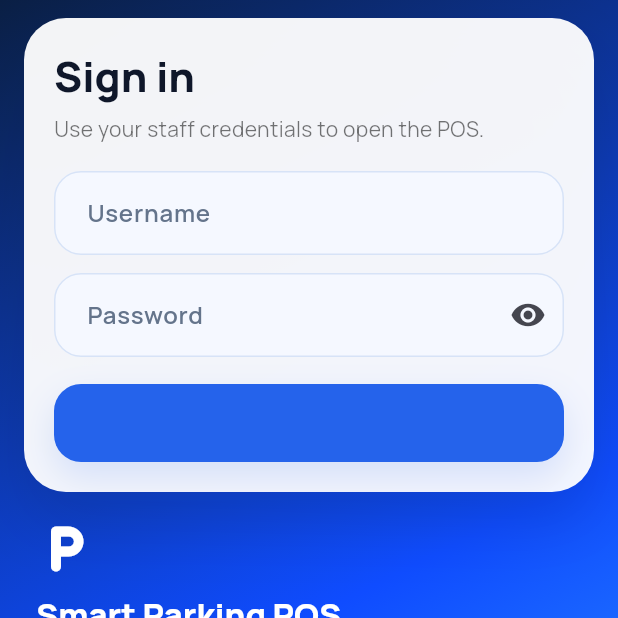
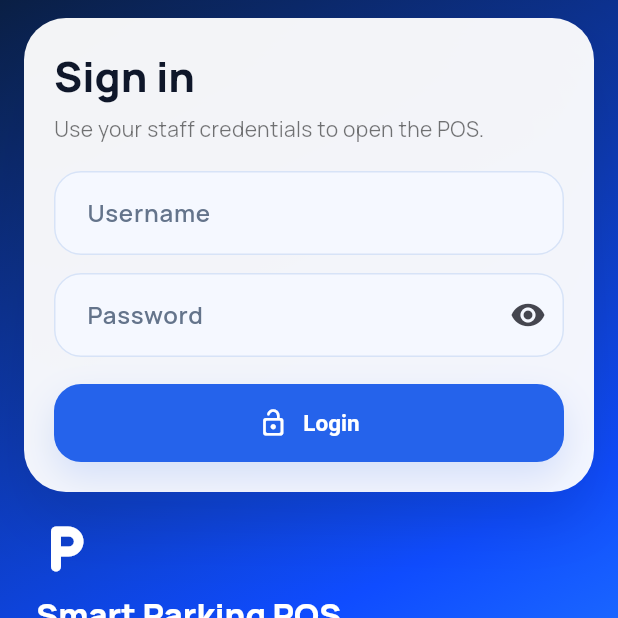
Before and after one commit to quantamtechnologies/car_parking_system, a Flutter app: the screen it shows after launch, on a phone screen of 412 x 824 dp, the top half of it. Run offline on Flutter 3.47's test engine with Material 3 defaults, Android fonts, the light colour scheme and no system bars; our stand-ins replace dio, go_router, google_fonts, image_picker, shared_preferences; missing offline and left inert: dart:html, dart:js_util; accounts and stored records are empty.

Commit message:
VERSION 2

```diff
--- a/frontend/lib/core/theme.dart
+++ b/frontend/lib/core/theme.dart
@@ -83,6 +83,42 @@ ThemeData parkingTheme() {
       shape: RoundedRectangleBorder(borderRadius: BorderRadius.circular(28)),
       shadowColor: const Color(0x14000000),
     ),
+    elevatedButtonTheme: ElevatedButtonThemeData(
+      style: ElevatedButton.styleFrom(
+        foregroundColor: Colors.white,
+        disabledForegroundColor: Colors.white.withOpacity(0.72),
+        textStyle: const TextStyle(
+          fontWeight: FontWeight.w700,
+        ),
+      ),
+    ),
+    filledButtonTheme: FilledButtonThemeData(
+      style: FilledButton.styleFrom(
+        foregroundColor: Colors.white,
+        disabledForegroundColor: Colors.white.withOpacity(0.72),
+        textStyle: const TextStyle(
+          fontWeight: FontWeight.w700,
+        ),
+      ),
+    ),
+    outlinedButtonTheme: OutlinedButtonThemeData(
+      style: OutlinedButton.styleFrom(
+        foregroundColor: primary,
+        disabledForegroundColor: const Color(0xFF94A3B8),
+        textStyle: const TextStyle(
+          fontWeight: FontWeight.w700,
+        ),
+      ),
+    ),
+    textButtonTheme: TextButtonThemeData(
+      style: TextButton.styleFrom(
+        foregroundColor: primary,
+        disabledForegroundColor: const Color(0xFF94A3B8),
+        textStyle: const TextStyle(
+          fontWeight: FontWeight.w700,
+        ),
+      ),
+    ),
     inputDecorationTheme: InputDecorationTheme(
       filled: true,
       fillColor: Colors.white,
--- a/frontend/lib/core/widgets.dart
+++ b/frontend/lib/core/widgets.dart
@@ -124,6 +124,8 @@ class GradientActionButton extends StatelessWidget {
           style: ElevatedButton.styleFrom(
             backgroundColor: Colors.transparent,
             shadowColor: Colors.transparent,
+            foregroundColor: Colors.white,
+            disabledForegroundColor: Colors.white.withOpacity(0.72),
             minimumSize: Size.fromHeight(minHeight),
             shape:
                 RoundedRectangleBorder(borderRadius: BorderRadius.circular(18)),
--- a/frontend/lib/features/entry/entry_screen.dart
+++ b/frontend/lib/features/entry/entry_screen.dart
@@ -933,6 +933,8 @@ class _PrimaryButton extends StatelessWidget {
           style: ElevatedButton.styleFrom(
             backgroundColor: Colors.transparent,
             shadowColor: Colors.transparent,
+            foregroundColor: Colors.white,
+            disabledForegroundColor: Colors.white.withValues(alpha: 0.72),
             shape:
                 RoundedRectangleBorder(borderRadius: BorderRadius.circular(18)),
           ),
--- a/frontend/lib/features/exit/exit_screen.dart
+++ b/frontend/lib/features/exit/exit_screen.dart
@@ -761,6 +761,8 @@ class _PrimaryButton extends StatelessWidget {
           style: ElevatedButton.styleFrom(
             backgroundColor: Colors.transparent,
             shadowColor: Colors.transparent,
+            foregroundColor: Colors.white,
+            disabledForegroundColor: Colors.white.withOpacity(0.72),
             shape:
                 RoundedRectangleBorder(borderRadius: BorderRadius.circular(18)),
           ),
```
Also changed, not shown: 1 other file.
